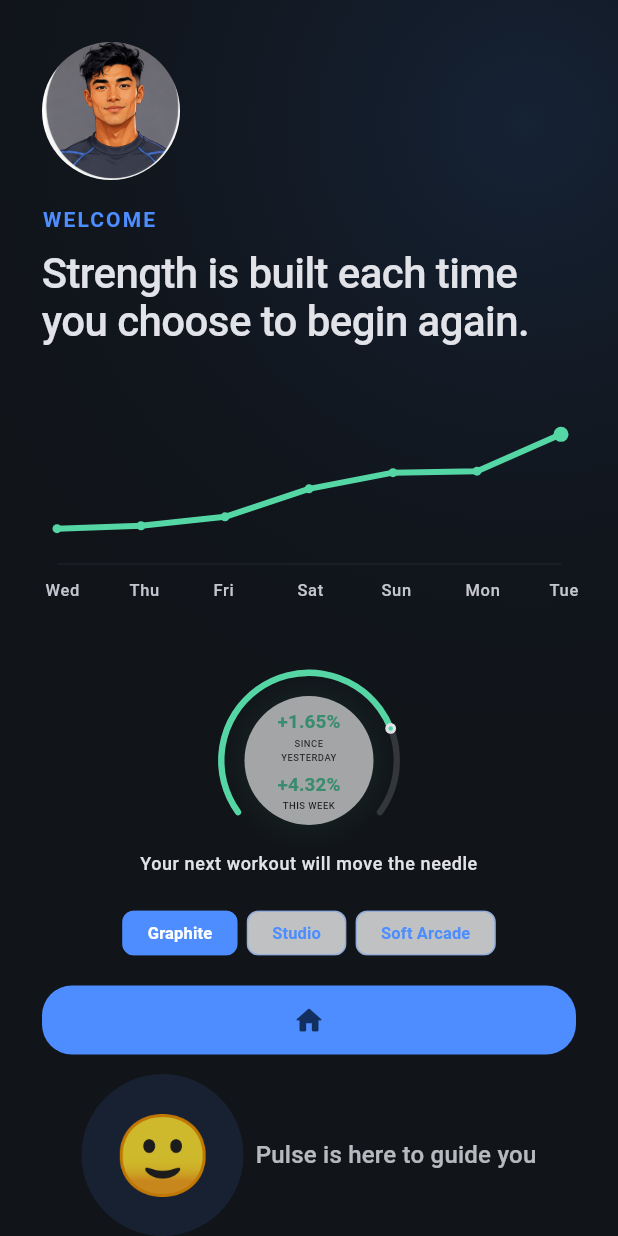
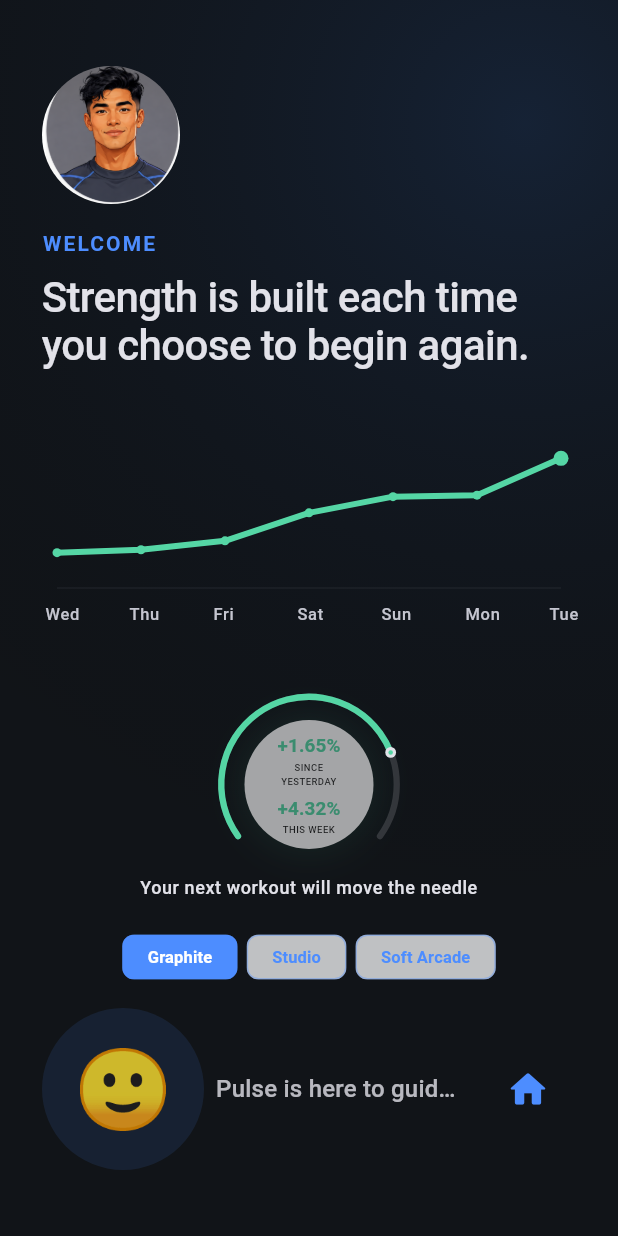
Before and after one commit to HyperspaceArchitecture/fitpulse, a Flutter app: the screen it shows after launch, on a phone screen of 412 x 824 dp. Run offline on Flutter 3.47's test engine with Material 3 defaults, Android fonts, the phone set to English and light mode, and no system bars; our stand-ins replace flutter_riverpod, go_router, image_picker, shared_preferences.

Commit message:
Refine Pulse and home landing actions

```diff
--- a/lib/features/dashboard/presentation/pages/startup_page.dart
+++ b/lib/features/dashboard/presentation/pages/startup_page.dart
@@ -156,9 +156,7 @@ class _StartupPageState extends ConsumerState<StartupPage> {
                           const SizedBox(height: 18),
                           _ThemeSwitcher(selected: selectedTheme),
                           const SizedBox(height: 14),
-                          const _EnterAppButton(),
-                          const SizedBox(height: 12),
-                          const _PulseBuddy(),
+                          const _LandingActions(),
                         ],
                       );
                     }
@@ -176,9 +174,7 @@ class _StartupPageState extends ConsumerState<StartupPage> {
                               const SizedBox(height: 18),
                               _ThemeSwitcher(selected: selectedTheme),
                               const SizedBox(height: 14),
-                              const _EnterAppButton(),
-                              const SizedBox(height: 12),
-                              const _PulseBuddy(),
+                              const _LandingActions(),
                             ],
                           ),
                         ),
@@ -343,17 +339,17 @@ class _EnterAppButton extends StatelessWidget {
   Widget build(BuildContext context) {
     return Tooltip(
       message: 'Enter FitPulse',
-      child: IconButton.filled(
+      child: IconButton(
         key: const Key('startup-enter'),
         onPressed: () => context.go(AppRoutes.dashboard),
         icon: const Icon(Icons.home_rounded),
-        iconSize: 22,
+        iconSize: 30,
         style: IconButton.styleFrom(
-          minimumSize: const Size(52, 46),
-          padding: const EdgeInsets.all(10),
-          shape: RoundedRectangleBorder(
-            borderRadius: BorderRadius.circular(20),
-          ),
+          minimumSize: const Size(64, 64),
+          padding: const EdgeInsets.all(14),
+          backgroundColor: Colors.transparent,
+          foregroundColor: Theme.of(context).colorScheme.primary,
+          side: BorderSide.none,
         ),
       ),
     );
@@ -365,6 +361,22 @@ class _PulseBuddy extends StatefulWidget {
 
   @override
   State<_PulseBuddy> createState() => _PulseBuddyState();
+}
+
+class _LandingActions extends StatelessWidget {
+  const _LandingActions();
+
+  @override
+  Widget build(BuildContext context) {
+    return Row(
+      mainAxisAlignment: MainAxisAlignment.center,
+      children: const [
+        Flexible(child: _PulseBuddy()),
+        SizedBox(width: 8),
+        _EnterAppButton(),
+      ],
+    );
+  }
 }
 
 class _PulseBuddyState extends State<_PulseBuddy>
```
